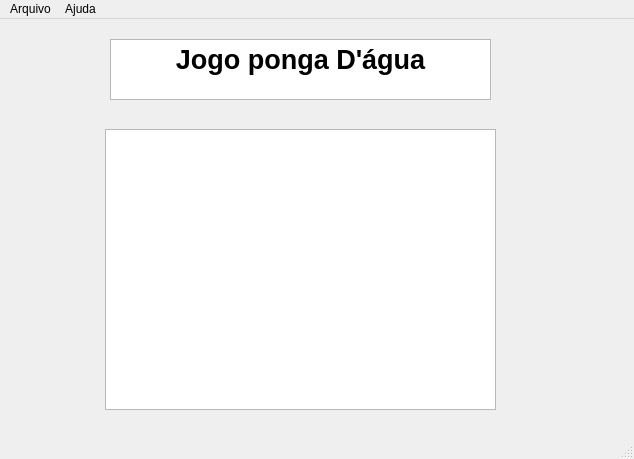
Qt form mainwindow.ui (rafaellevissa/damas_qt) before a commit.
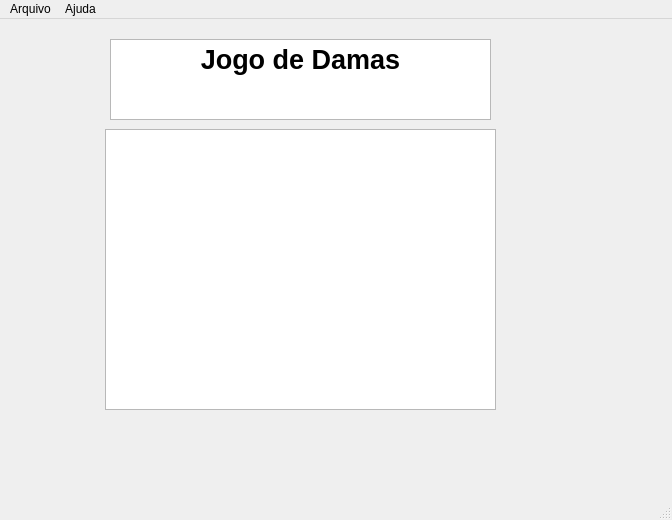
The same form after that commit.

Patch:
```diff
--- a/mainwindow.ui
+++ b/mainwindow.ui
@@ -6,8 +6,8 @@
    <rect>
     <x>0</x>
     <y>0</y>
-    <width>634</width>
-    <height>459</height>
+    <width>672</width>
+    <height>520</height>
    </rect>
   </property>
   <property name="windowTitle">
@@ -20,7 +20,7 @@
       <x>110</x>
       <y>20</y>
       <width>381</width>
-      <height>61</height>
+      <height>81</height>
      </rect>
     </property>
     <property name="html">
@@ -28,7 +28,7 @@
 &lt;html&gt;&lt;head&gt;&lt;meta name=&quot;qrichtext&quot; content=&quot;1&quot; /&gt;&lt;style type=&quot;text/css&quot;&gt;
 p, li { white-space: pre-wrap; }
 &lt;/style&gt;&lt;/head&gt;&lt;body style=&quot; font-family:'Ubuntu'; font-size:11pt; font-weight:400; font-style:normal;&quot;&gt;
-&lt;p align=&quot;center&quot; style=&quot; margin-top:0px; margin-bottom:0px; margin-left:0px; margin-right:0px; -qt-block-indent:0; text-indent:0px;&quot;&gt;&lt;span style=&quot; font-size:20pt; font-weight:600;&quot;&gt;Jogo ponga D'água&lt;/span&gt;&lt;/p&gt;&lt;/body&gt;&lt;/html&gt;</string>
+&lt;p align=&quot;center&quot; style=&quot; margin-top:0px; margin-bottom:0px; margin-left:0px; margin-right:0px; -qt-block-indent:0; text-indent:0px;&quot;&gt;&lt;span style=&quot; font-size:20pt; font-weight:600;&quot;&gt;Jogo de Damas&lt;/span&gt;&lt;/p&gt;&lt;/body&gt;&lt;/html&gt;</string>
     </property>
    </widget>
    <widget class="QTableView" name="tableView">
@@ -48,7 +48,7 @@
     <rect>
      <x>0</x>
      <y>0</y>
-     <width>634</width>
+     <width>672</width>
      <height>25</height>
     </rect>
    </property>
```
Left out of the diff: 6 changed lines with no effect on the pictures.
